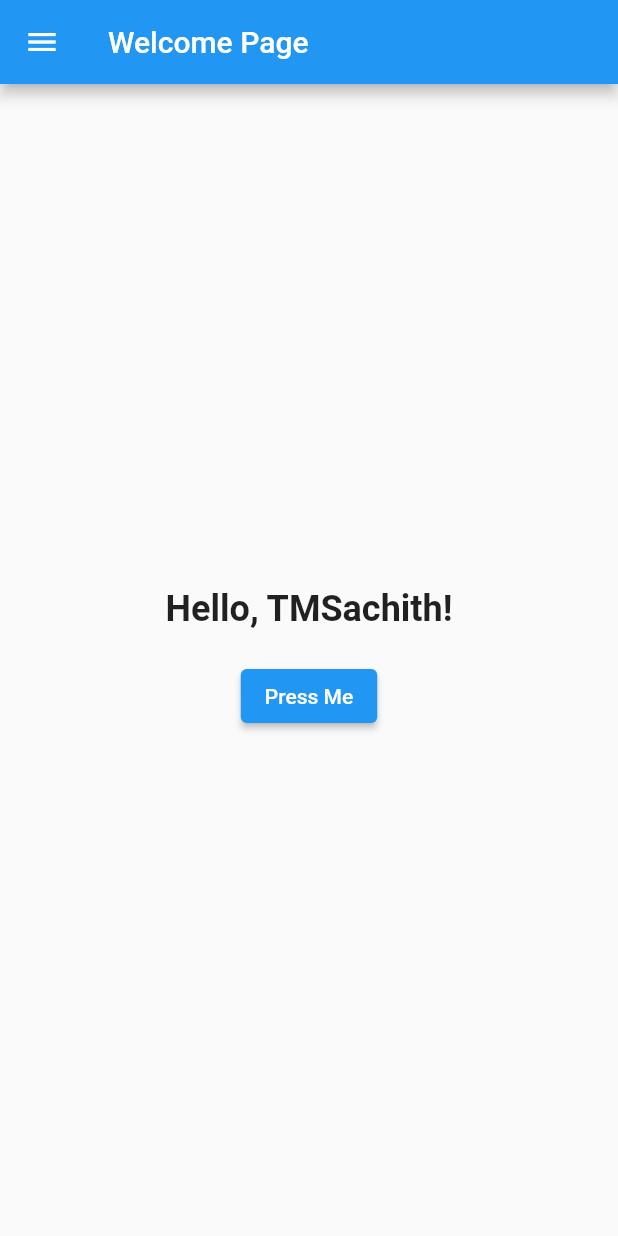
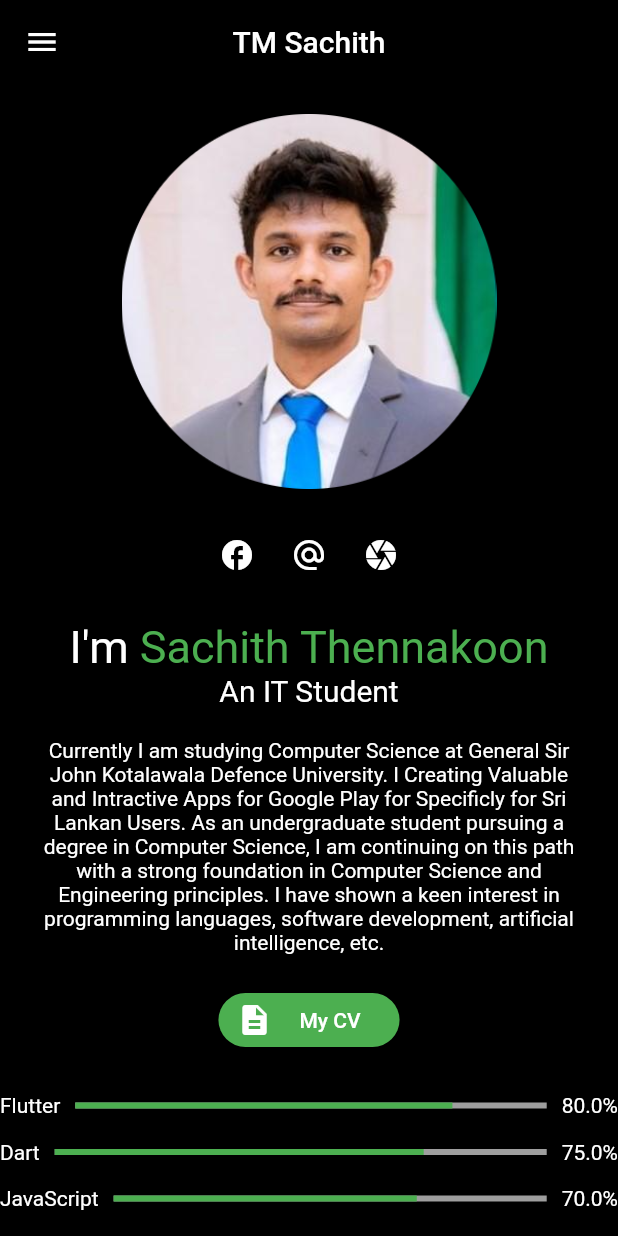
Before and after one commit to tmsachith/Flutter-Dart-Portfolio-App, a Flutter app: the screen it shows after launch, on a phone screen of 412 x 824 dp. Run offline on Flutter 3.47's test engine with Material 2 defaults, Android fonts, the phone set to English and light mode, and no system bars.

Commit message:
edit with portfolio. first stage

```diff
--- a/lib/main.dart
+++ b/lib/main.dart
@@ -1,163 +1,147 @@
 import 'package:flutter/material.dart';
+import 'skillline.dart';
 
 void main() {
-  runApp(const MainApp());
+  runApp(const MyApp());
 }
 
-class MainApp extends StatelessWidget {
-  const MainApp({super.key});
+class MyApp extends StatelessWidget {
+  const MyApp({super.key});
 
   @override
   Widget build(BuildContext context) {
     return MaterialApp(
-      title: 'Improved Flutter App',
-      theme: ThemeData(
-        primarySwatch: Colors.blue,
-      ),
-      home: const HomePage(),
-    );
-  }
-}
-
-class HomePage extends StatelessWidget {
-  const HomePage({super.key});
-
-  @override
-  Widget build(BuildContext context) {
-    return Scaffold(
+      debugShowCheckedModeBanner: false,
+      title: 'My Flutter App',
+      home: Scaffold(
+        backgroundColor: Colors.black,
         appBar: AppBar(
-        title: const Text('Welcome Page'),
-      ),
-      drawer: Drawer(
-        child: ListView(
-          padding: EdgeInsets.zero,
-          children: <Widget>[
-            const DrawerHeader(
-              decoration: BoxDecoration(
-                color: Colors.blue,
-              ),
-              child: Text(
-                'Menu',
-                style: TextStyle(
-                  color: Colors.white,
-                  fontSize: 24,
+          centerTitle: true,
+          title: const Text('TM Sachith'),
+          backgroundColor: const Color.fromARGB(255, 0, 0, 0),
+          leading: IconButton(
+            icon: const Icon(Icons.menu),
+            onPressed: () {
+              // Add your onPressed code here!
+            },
           ),
         ),
+        body: SingleChildScrollView(
+          child: Center(
+            child: Column(
+              children: [
+                Container(
+                  margin: const EdgeInsets.only(top: 20),
+                  child: Image.asset(
+                    'assets/sachith.png',
+                    width: 250,
                   ),
-            ListTile(
-              leading: const Icon(Icons.home),
-              title: const Text('Home'),
-              onTap: () {
-                Navigator.pop(context);
-                Navigator.push(
-                    context,
-                    MaterialPageRoute(
-                        builder: (context) => const HomeScreen()));
+                ),
+                Container(
+                  margin: const EdgeInsets.only(top: 20),
+                  child: Row(
+                    mainAxisAlignment: MainAxisAlignment.center,
+                    children: [
+                      IconButton(
+                        icon: const Icon(Icons.facebook, color: Colors.white),
+                        onPressed: () {
+                          // Add your onPressed code here!
                         },
                       ),
-            ListTile(
-              leading: const Icon(Icons.person),
-              title: const Text('Profile'),
-              onTap: () {
-                Navigator.pop(context);
-                Navigator.push(
-                    context,
-                    MaterialPageRoute(
-                        builder: (context) => const ProfileScreen()));
+                      IconButton(
+                        icon: const Icon(Icons.alternate_email,
+                            color: Colors
+                                .white), // Replace with an appropriate icon
+                        onPressed: () {
+                          // Add your onPressed code here!
                         },
                       ),
-            ListTile(
-              leading: const Icon(Icons.settings),
-              title: const Text('Settings'),
-              onTap: () {
-                Navigator.pop(context);
-                Navigator.push(
-                    context,
-                    MaterialPageRoute(
-                        builder: (context) => const SettingsScreen()));
+                      IconButton(
+                        icon: const Icon(
+                          Icons.camera,
+                          color: Colors.white,
+                        ),
+                        onPressed: () {
+                          // Add your onPressed code here!
                         },
                       ),
                     ],
                   ),
                 ),
-      body: Center(
-        child: Column(
-          mainAxisAlignment: MainAxisAlignment.center,
-          children: <Widget>[
-            const Text(
-              'Hello, TMSachith!',
-              style: TextStyle(fontSize: 24, fontWeight: FontWeight.bold),
-            ),
-            const SizedBox(height: 20),
-            ElevatedButton(
-              onPressed: () {
-                showDialog(
-                  context: context,
-                  builder: (context) => AlertDialog(
-                    title: const Text('Button Pressed'),
-                    content: const Text('You pressed the button!'),
-                    actions: [
-                      TextButton(
-                        onPressed: () => Navigator.of(context).pop(),
-                        child: const Text('OK'),
+                Container(
+                  margin: const EdgeInsets.only(top: 20),
+                  child: const Column(
+                    children: [
+                      Text.rich(
+                        TextSpan(
+                          text: "I'm ",
+                          children: [
+                            TextSpan(
+                              text: 'Sachith Thennakoon',
+                              style: TextStyle(color: Colors.green),
                             ),
                           ],
                         ),
-                );
-              },
-              child: const Text('Press Me'),
+                        semanticsLabel: " ",
+                        style: TextStyle(
+                          color: Colors.white,
+                          fontSize: 30,
+                        ),
+                      ),
+                      Text(
+                        'An IT Student',
+                        style: TextStyle(
+                          color: Colors.white,
+                          fontSize: 20,
+                        ),
                       ),
                     ],
+                  ),
+                ),
+                Container(
+                  margin: const EdgeInsets.all(20),
+                  child: const Text(
+                    'Currently I am studying Computer Science at General Sir John Kotalawala Defence University. I Creating Valuable and Intractive Apps for Google Play for Specificly for Sri Lankan Users. As an undergraduate student pursuing a degree in Computer Science, I am continuing on this path with a strong foundation in Computer Science and Engineering principles. I have shown a keen interest in programming languages, software development, artificial intelligence, etc.',
+                    textAlign: TextAlign.center,
+                    style: TextStyle(color: Colors.white),
+                  ),
+                ),
+                ElevatedButton.icon(
+                  onPressed: () {
+                    // Add your onPressed code here!
+                  },
+                  style: ElevatedButton.styleFrom(
+                    backgroundColor: Colors.green,
+                    shape: RoundedRectangleBorder(
+                      borderRadius: BorderRadius.circular(18.0),
+                    ),
+                  ),
+                  icon: const Icon(Icons.description),
+                  label: const Padding(
+                    padding: EdgeInsets.only(left: 10, right: 10),
+                    child: Text('My CV'),
+                  ),
+                ),
+                Container(
+                  margin: const EdgeInsets.only(top: 20),
+                  child: const Column(
+                    crossAxisAlignment: CrossAxisAlignment.start,
+                    children: [
+                      SkillLine(skill: 'Flutter', percentage: 0.8),
+                      SizedBox(height: 5),
+                      SkillLine(skill: 'Dart', percentage: 0.75),
+                      SizedBox(height: 5),
+                      SkillLine(skill: 'JavaScript', percentage: 0.7),
+                      SizedBox(height: 5),
+                      SkillLine(skill: 'Python', percentage: 0.65),
+                    ],
+                  ),
+                ),
+              ],
+            ),
+          ),
         ),
       ),
     );
   }
 }
-
-class HomeScreen extends StatelessWidget {
-  const HomeScreen({super.key});
-
-  @override
-  Widget build(BuildContext context) {
-    return Scaffold(
-      appBar: AppBar(
-        title: const Text('Home'),
-      ),
-      body: const Center(
-        child: Text('Home Screen Content'),
-      ),
-    );
-  }
-}
-
-class ProfileScreen extends StatelessWidget {
-  const ProfileScreen({super.key});
-
-  @override
-  Widget build(BuildContext context) {
-    return Scaffold(
-      appBar: AppBar(
-        title: const Text('Profile'),
-      ),
-      body: const Center(
-        child: Text('Profile Screen Content'),
-      ),
-    );
-  }
-}
-
-class SettingsScreen extends StatelessWidget {
-  const SettingsScreen({super.key});
-
-  @override
-  Widget build(BuildContext context) {
-    return Scaffold(
-      appBar: AppBar(
-        title: const Text('Settings'),
-      ),
-      body: const Center(
-        child: Text('Settings Screen Content'),
-      ),
-    );
-  }
-}
--- /dev/null
+++ b/lib/skillline.dart
@@ -0,0 +1,37 @@
+import 'package:flutter/material.dart';
+
+class SkillLine extends StatelessWidget {
+  final String skill;
+  final double percentage;
+
+  const SkillLine({required this.skill, required this.percentage, Key? key})
+      : super(key: key);
+
+  @override
+  Widget build(BuildContext context) {
+    return Padding(
+      padding: const EdgeInsets.symmetric(vertical: 5.0),
+      child: Row(
+        children: [
+          Text(
+            skill,
+            style: const TextStyle(color: Colors.white),
+          ),
+          const SizedBox(width: 10),
+          Expanded(
+            child: LinearProgressIndicator(
+              value: percentage,
+              backgroundColor: Colors.grey,
+              color: Colors.green,
+            ),
+          ),
+          const SizedBox(width: 10),
+          Text(
+            '${(percentage * 100).toStringAsFixed(1)}%',
+            style: const TextStyle(color: Colors.white),
+          ),
+        ],
+      ),
+    );
+  }
+}
--- a/pubspec.yaml
+++ b/pubspec.yaml
@@ -17,3 +17,5 @@ dev_dependencies:
 
 flutter:
   uses-material-design: true
+  assets:
+    - assets/
```
Also changed, not shown: assets/KDU.png (added), assets/sachith.png (added). Lines whose indentation alone changed are shown as unchanged.
